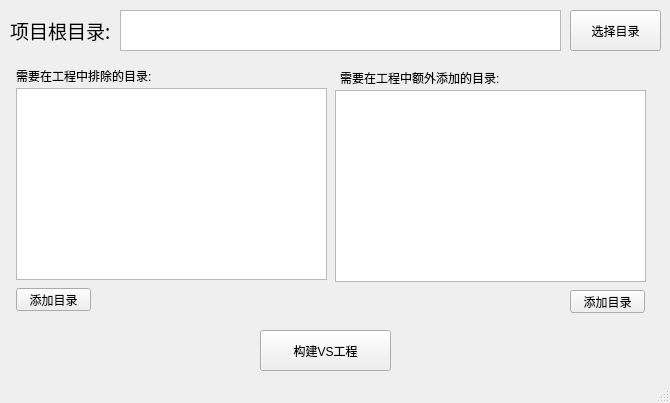
Qt form mainwindow.ui (chensuyang/Visual_Studio_Project_Builder) before a commit.
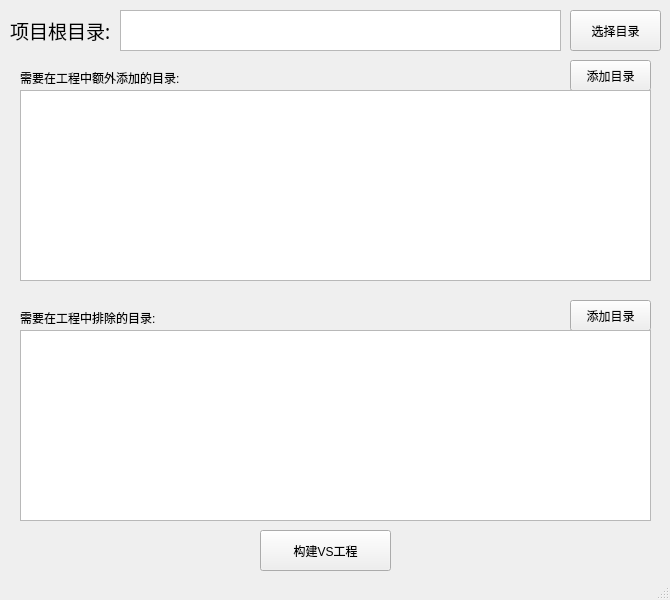
The same form after that commit.

Commit message: 完成了主界面上几个添加目录按钮的功能

Patch:
```diff
--- a/mainwindow.ui
+++ b/mainwindow.ui
@@ -7,44 +7,34 @@
     <x>0</x>
     <y>0</y>
     <width>670</width>
-    <height>403</height>
+    <height>600</height>
    </rect>
   </property>
   <property name="minimumSize">
    <size>
     <width>670</width>
-    <height>403</height>
+    <height>600</height>
    </size>
   </property>
   <property name="maximumSize">
    <size>
     <width>670</width>
-    <height>403</height>
+    <height>600</height>
    </size>
   </property>
   <property name="windowTitle">
    <string>VS工程快速构建工具</string>
   </property>
   <widget class="QWidget" name="centralWidget">
-   <widget class="QListView" name="listView">
+   <widget class="QPushButton" name="Project_Add_Path_Button">
     <property name="geometry">
      <rect>
-      <x>16</x>
-      <y>88</y>
-      <width>311</width>
-      <height>192</height>
+      <x>570</x>
+      <y>60</y>
+      <width>81</width>
+      <height>31</height>
      </rect>
     </property>
-   </widget>
-   <widget class="QPushButton" name="pushButton">
-    <property name="geometry">
-     <rect>
-      <x>16</x>
-      <y>288</y>
-      <width>75</width>
-      <height>23</height>
-     </rect>
-    </property>
     <property name="text">
      <string>添加目录</string>
     </property>
@@ -53,30 +43,20 @@
     <property name="geometry">
      <rect>
       <x>570</x>
-      <y>290</y>
-      <width>75</width>
-      <height>23</height>
+      <y>300</y>
+      <width>81</width>
+      <height>31</height>
      </rect>
     </property>
     <property name="text">
      <string>添加目录</string>
     </property>
    </widget>
-   <widget class="QListView" name="listView_2">
-    <property name="geometry">
-     <rect>
-      <x>335</x>
-      <y>90</y>
-      <width>311</width>
-      <height>192</height>
-     </rect>
-    </property>
-   </widget>
    <widget class="QLabel" name="label">
     <property name="geometry">
      <rect>
-      <x>16</x>
-      <y>68</y>
+      <x>20</x>
+      <y>310</y>
       <width>151</width>
       <height>16</height>
      </rect>
@@ -88,7 +68,7 @@
    <widget class="QLabel" name="label_2">
     <property name="geometry">
      <rect>
-      <x>340</x>
+      <x>20</x>
       <y>70</y>
       <width>171</width>
       <height>16</height>
@@ -102,7 +82,7 @@
     <property name="geometry">
      <rect>
       <x>260</x>
-      <y>330</y>
+      <y>530</y>
       <width>131</width>
       <height>41</height>
      </rect>
@@ -160,6 +140,26 @@
      <string>选择目录</string>
     </property>
    </widget>
+   <widget class="QTableView" name="Project_Add_Path_tableView">
+    <property name="geometry">
+     <rect>
+      <x>20</x>
+      <y>90</y>
+      <width>631</width>
+      <height>191</height>
+     </rect>
+    </property>
+   </widget>
+   <widget class="QTableView" name="Project_Remove_Path_tableView">
+    <property name="geometry">
+     <rect>
+      <x>20</x>
+      <y>330</y>
+      <width>631</width>
+      <height>191</height>
+     </rect>
+    </property>
+   </widget>
   </widget>
   <widget class="QStatusBar" name="statusBar"/>
  </widget>
```
Left out of the diff: 2 changed lines with no effect on the pictures. The commit also changes 6 other files.
